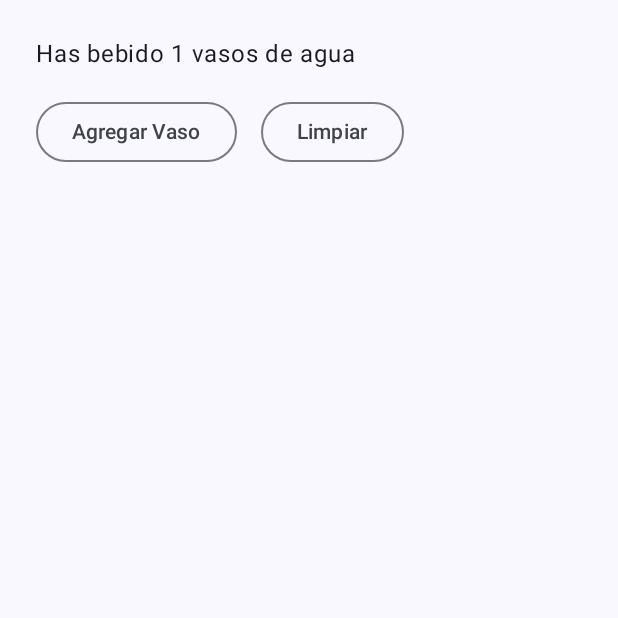
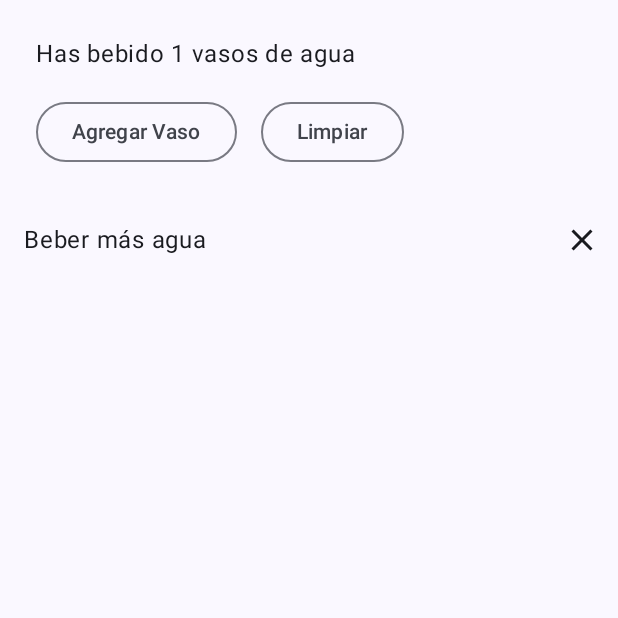
Before and after one commit to cfigmart/EstadoCompose, an Android app built with Jetpack Compose: the screen it shows after launch (MainActivity), after a tap on "Agregar Vaso", on a phone screen of 412 x 824 dp, the top half of it. Run offline under Robolectric (Android 15) with nearby library versions, the phone set to English and light mode, and no system bars.

Commit message:
Added TareaItem

```diff
--- a/app/src/main/java/edu/unicauca/estadocompose/MainActivity.kt
+++ b/app/src/main/java/edu/unicauca/estadocompose/MainActivity.kt
@@ -74,12 +74,19 @@ fun PantallaPrincipal(modifier: Modifier = Modifier){
      var cont by rememberSaveable {
         mutableStateOf(0)
     }
+    var mostrarTarea by rememberSaveable {
+        mutableStateOf(true)
+    }
     Column {
         ContadorAgua(
             cont = cont,
             onClick = { cont++ },
             onClear = {cont=0}
         )
+        if(cont>0 && mostrarTarea){
+            TareaItem(taskName = "Beber más agua", onClose = { mostrarTarea=false})
+        }
+
 
     }
 
--- /dev/null
+++ b/app/src/main/java/edu/unicauca/estadocompose/TareaItem.kt
@@ -0,0 +1,42 @@
+package edu.unicauca.estadocompose
+
+import androidx.compose.foundation.layout.Row
+import androidx.compose.foundation.layout.padding
+import androidx.compose.material.icons.Icons
+import androidx.compose.material.icons.filled.Close
+import androidx.compose.material3.Icon
+import androidx.compose.material3.IconButton
+import androidx.compose.material3.Text
+import androidx.compose.runtime.Composable
+import androidx.compose.ui.Alignment
+import androidx.compose.ui.Modifier
+import androidx.compose.ui.tooling.preview.Preview
+import androidx.compose.ui.unit.dp
+
+@Composable
+fun TareaItem(
+    taskName: String,
+    onClose: () -> Unit,
+    modifier: Modifier = Modifier
+){
+    Row (
+        modifier = modifier,
+        verticalAlignment = Alignment.CenterVertically,
+    ){
+        Text(
+            modifier = Modifier
+                .weight(1f)
+                .padding(start = 16.dp),
+            text = taskName
+        )
+        IconButton(onClick = onClose) {
+            Icon(Icons.Filled.Close, contentDescription = "Close")
+        }
+    }
+}
+
+@Preview
+@Composable
+fun TareaItemPreview(){
+    TareaItem(taskName = "Tareas Ejemplo", onClose = { /*TODO*/ })
+}
```
